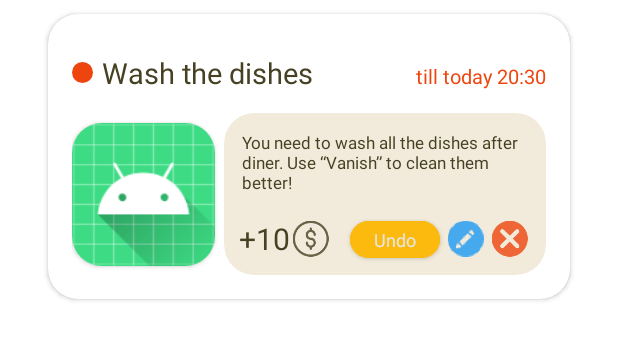
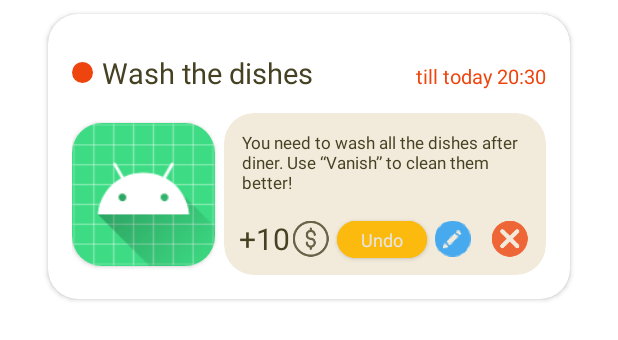
Before and after one commit to NyotaUhura/SugarBaby, an Android app: the layout item_task.xml on its own in the app's theme, with its tools: preview values and no code run, on a phone screen of 412 x 824 dp. Shown: the top 340 px of the screen. Run offline under Robolectric (Android 15) with nearby library versions, the phone set to English and light mode, and no system bars; Roboto replaces fonts that are not available here.

```diff
--- a/app/src/main/java/com/example/sbaby/Data.kt
+++ b/app/src/main/java/com/example/sbaby/Data.kt
@@ -21,7 +21,7 @@ data class Child(
     val photo: String,
     val process: Int,
     val level: Int,
-    val taskList: MutableList<TaskModel>
+    val taskList: List<TaskModel>
 ): User()
 
 data class TaskModel(
@@ -31,6 +31,7 @@ data class TaskModel(
     val description: String,
     val profit: Int,
     var status: Status
+
 )
 sealed class Status
 
--- a/app/src/main/res/layout/fragment_task.xml
+++ b/app/src/main/res/layout/fragment_task.xml
@@ -223,12 +223,11 @@
         app:layout_constraintBottom_toBottomOf="@id/add_task_button"
         app:layout_constraintLeft_toRightOf="@id/add_task_button" />
 
-
     <com.airbnb.epoxy.EpoxyRecyclerView
         android:id="@+id/recycler_view"
         android:layout_width="match_parent"
         android:layout_height="0dp"
-        android:layout_marginTop="20dp"
+        android:layout_marginBottom="40dp"
         app:layout_constraintBottom_toBottomOf="parent"
         app:layout_constraintStart_toStartOf="parent"
         app:layout_constraintTop_toBottomOf="@+id/add_task_button" />
--- a/app/src/main/res/layout/item_task.xml
+++ b/app/src/main/res/layout/item_task.xml
@@ -92,12 +92,11 @@
             android:layout_width="wrap_content"
             android:layout_height="wrap_content"
             android:layout_margin="2dp"
-            android:paddingTop="10dp"
             android:src="@drawable/ic_money"
             app:cornerRadius="@dimen/corner_radius"
             app:layout_constraintLeft_toRightOf="@id/money_text_view"
-            app:layout_constraintTop_toBottomOf="@id/task_body_text_view" />
-
+            app:layout_constraintTop_toTopOf="@id/money_text_view"
+            app:layout_constraintBottom_toBottomOf="@id/money_text_view" />
         <androidx.cardview.widget.CardView
             android:id="@+id/task_body_card"
             android:layout_width="0dp"
@@ -105,8 +104,9 @@
             android:layout_marginStart="6dp"
             android:layout_marginTop="14dp"
             app:cardBackgroundColor="@color/light_brown"
+            app:cardElevation="-1dp"
             app:cardCornerRadius="@dimen/corner_radius"
-            app:cardElevation="-1dp"
+            android:paddingBottom="5dp"
             app:layout_constraintBottom_toBottomOf="parent"
             app:layout_constraintEnd_toEndOf="parent"
             app:layout_constraintStart_toEndOf="@id/task_image_card"
@@ -151,6 +151,8 @@
             android:backgroundTint="@color/light_brown"
             android:paddingHorizontal="3dp"
             android:paddingTop="12dp"
+            android:paddingEnd="12dp"
+            android:paddingBottom="10dp"
             android:src="@drawable/ic_edit_task"
             app:layout_constraintRight_toLeftOf="@id/delete_button"
             app:layout_constraintTop_toBottomOf="@id/task_body_text_view" />
```
Also changed, not shown: app/src/main/java/com/example/sbaby/task/TaskFragment.kt (+12 -3 lines), app/src/main/java/com/example/sbaby/task/TaskRepository.kt (+15 -3 lines), app/src/main/java/com/example/sbaby/task/TaskViewModel.kt (+28 -2 lines).
